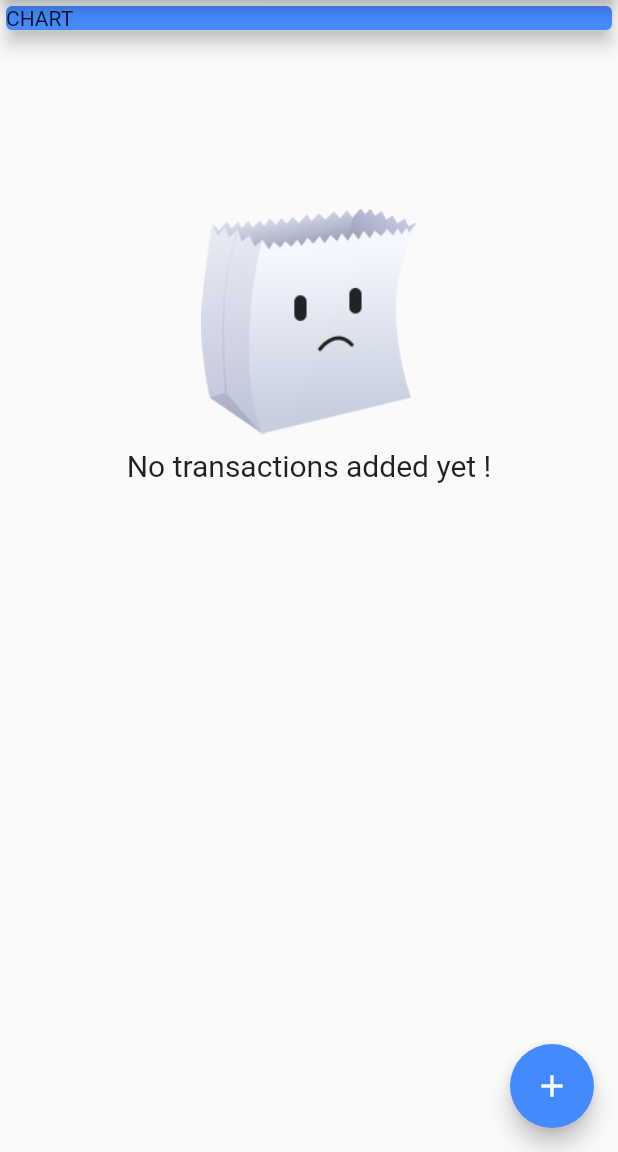
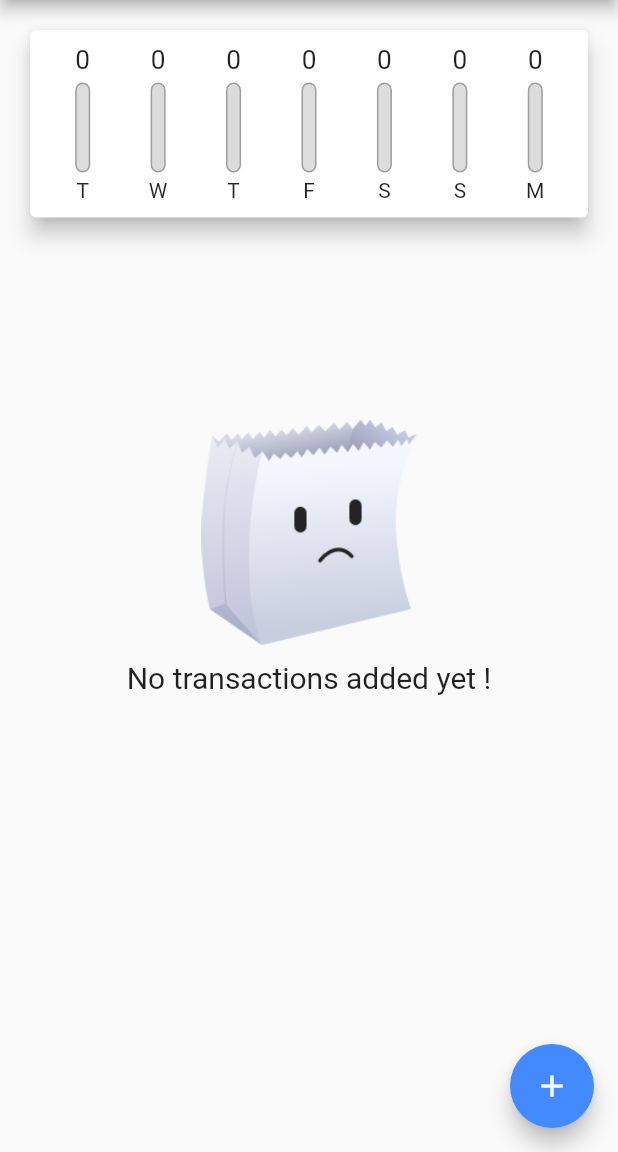
Before and after one commit to angelo98-dev/expensive_planner, a Flutter app: the screen it shows after launch, on a phone screen of 412 x 824 dp, the part 84-1236 px from its top. Run offline on Flutter 3.47's test engine with Material 2 defaults, Android fonts, the phone set to English and light mode, and no system bars.

Commit message:
feat: add transaction chart

```diff
--- a/lib/home_screen.dart
+++ b/lib/home_screen.dart
@@ -1,3 +1,4 @@
+import 'package:expensive_planner/widgets/chart.dart';
 import 'package:expensive_planner/widgets/new_transaction.dart';
 import 'package:expensive_planner/widgets/transaction_list.dart';
 import 'package:flutter/material.dart';
@@ -11,6 +12,12 @@ class MyHomePage extends StatefulWidget {
 
 class _MyHomePageState extends State<MyHomePage> {
   final List<Transaction> _userTransaction = [];
+
+  List<Transaction>? get _recentTransactions{
+    return _userTransaction.where((tx){
+      return tx.date.isAfter(DateTime.now().subtract(Duration(days: 7)));
+    }).toList();
+  }
 
   void _addNewTransaction(String title, double amount) {
     final newTx = Transaction(
@@ -52,14 +59,7 @@ class _MyHomePageState extends State<MyHomePage> {
         child: Column(
           crossAxisAlignment: CrossAxisAlignment.stretch,
           children: [
-            Container(
-              width: double.infinity,
-              child: const Card(
-                child: Text('CHART'),
-                color: Colors.blueAccent,
-                elevation: 5,
-              ),
-            ),
+            Chart(_recentTransactions!),
             _userTransaction.isEmpty
                 ? Padding(
                     padding: const EdgeInsets.only(top: 15.0),
--- a/lib/main.dart
+++ b/lib/main.dart
@@ -16,10 +16,10 @@ class MyApp extends StatelessWidget{
         colorScheme: ColorScheme.fromSwatch(primarySwatch: Colors.deepPurple).copyWith(secondary: Colors.blueAccent),
         fontFamily: 'Nunito',
         textTheme: ThemeData.light().textTheme.copyWith(
-          headline6: const TextStyle(
+          headline6: TextStyle(
             fontFamily: 'Nunito',
             fontSize: 18,
-            fontWeight: FontWeight.bold
+            fontWeight: FontWeight.bold,
           )
         ),
         appBarTheme: const AppBarTheme(
--- /dev/null
+++ b/lib/widgets/chart.dart
@@ -0,0 +1,57 @@
+import 'package:expensive_planner/model/transaction_model.dart';
+import 'package:expensive_planner/widgets/chart_bar.dart';
+import 'package:flutter/material.dart';
+import 'package:intl/intl.dart';
+
+class Chart extends StatelessWidget {
+
+
+  final List<Transaction> recentTransactions;
+  Chart(this.recentTransactions);
+
+  List<Map<String, Object>>get groupedTransactionValues{
+    return List.generate(7, (index) {
+      final weekDay = DateTime.now().subtract(Duration(days: index));
+      var totalSum = 0.0;
+      for(var i = 0; i< recentTransactions.length; i++){
+        if(recentTransactions[i].date.day == weekDay.day
+        && recentTransactions[i].date.month == weekDay.month
+        && recentTransactions[i].date.year == weekDay.year){
+          totalSum += recentTransactions[i].amount;
+        }
+      }
+
+      return {'day':DateFormat.E().format(weekDay).substring(0,1),
+        'amount':totalSum};
+    }).reversed.toList();
+  }
+
+  double get maxSpending{
+    return groupedTransactionValues.fold(0.0, (sum, item){
+      return sum + (item['amount'] as double);
+    });
+  }
+
+  @override
+  Widget build(BuildContext context) {
+    return Card(
+      elevation: 6,
+      margin: EdgeInsets.all(20),
+      child: Padding(
+        padding: const EdgeInsets.all(10.0),
+        child: Row(
+          mainAxisAlignment: MainAxisAlignment.spaceAround,
+          children: groupedTransactionValues.map((data){
+            return Flexible(
+              fit: FlexFit.tight,
+              child: ChartBar(
+                  (data['day'] as String),
+                  (data['amount'] as double),
+                  maxSpending == 0.0 ? 0.0 : (data['amount'] as double) / maxSpending),
+            );
+          }).toList()
+        ),
+      ),
+    );
+  }
+}
--- /dev/null
+++ b/lib/widgets/chart_bar.dart
@@ -0,0 +1,44 @@
+import 'package:flutter/material.dart';
+
+class ChartBar extends StatelessWidget {
+  final String label;
+  final double spendingAmount,spendingPctOfTotal;
+  const ChartBar(this.label,this.spendingAmount,this.spendingPctOfTotal,{Key? key}) : super(key: key);
+
+  @override
+  Widget build(BuildContext context) {
+    return Column(
+      children: [
+        Container(
+          height: 20,
+            child: FittedBox(child: Text('${spendingAmount.toStringAsFixed(0)}'))),
+        SizedBox(height: 5,),
+        Container(
+          height: 60,
+          width: 10,
+          child: Stack(
+            children: [
+              Container(
+                decoration: BoxDecoration(
+                    border :Border.all(color: Colors.grey,width: 1.0),
+                color: Color.fromRGBO(220, 220, 220, 1),
+                borderRadius: BorderRadius.circular(10)),
+              ),
+              FractionallySizedBox(
+                heightFactor: spendingPctOfTotal,
+                child: Container(
+                  decoration: BoxDecoration(
+                    color: Theme.of(context).primaryColor,
+                    borderRadius: BorderRadius.circular(10)
+                  ),
+                ),
+              )
+            ],
+          ),
+        ),
+        SizedBox(height: 4,),
+        Text(label)
+      ],
+    );
+  }
+}
```
Also changed, not shown: lib/widgets/new_transaction.dart (+13 -2 lines), lib/widgets/transaction_list.dart (+14 -36 lines).
